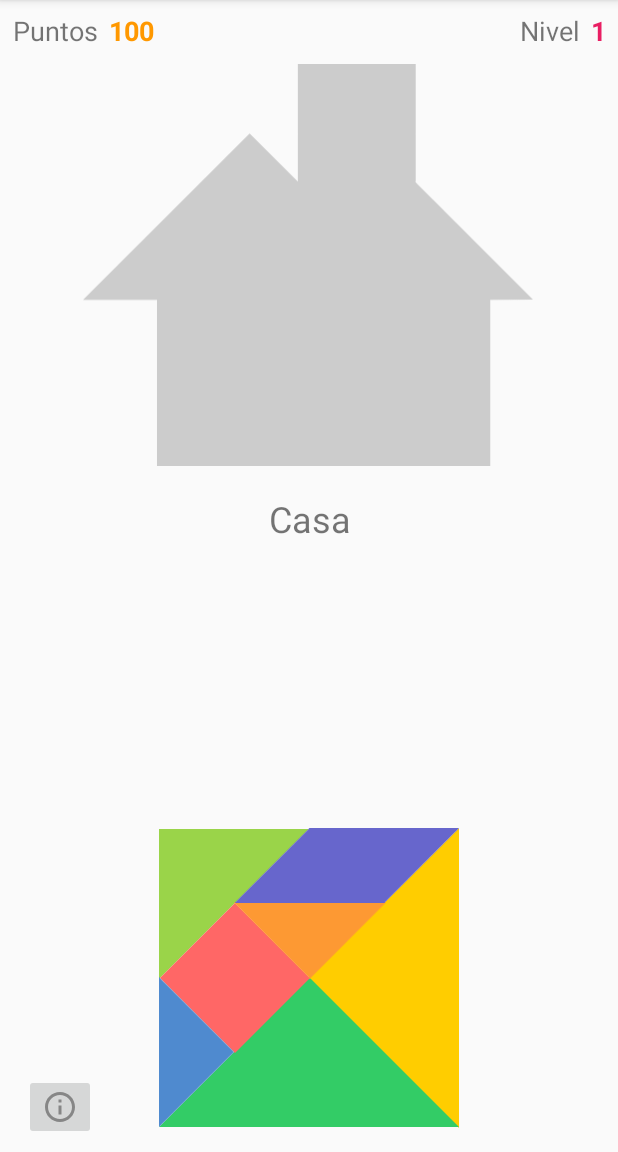
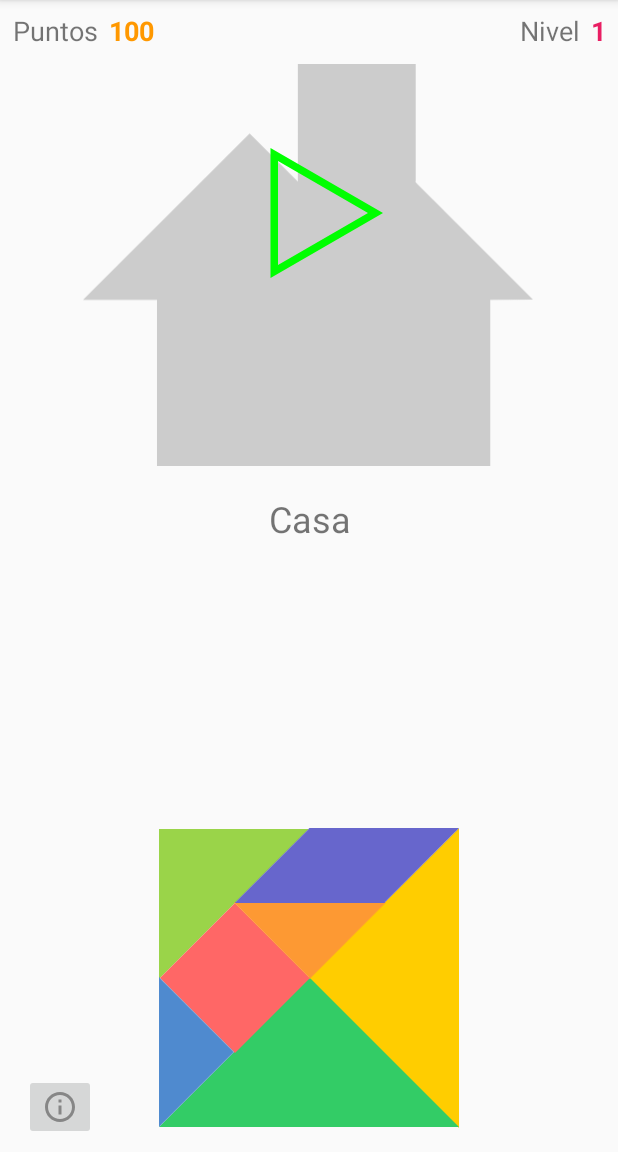
Before and after one commit to cdejuana/Tangram-Game, an Android app: the TangramActivity screen opened directly, with no data from a screen before it, on a phone screen of 412 x 824 dp, the part 84-1236 px from its top. Run offline under Robolectric (Android 15) with nearby library versions, the phone set to English and light mode, and no system bars.

Commit message:
polygonalDrawable

```diff
--- /dev/null
+++ b/app/src/main/java/com/dawmi2/tangramv6/PolygonalDrawable.java
@@ -0,0 +1,82 @@
+package com.dawmi2.tangramv6;
+
+import android.graphics.Canvas;
+import android.graphics.ColorFilter;
+import android.graphics.Paint;
+import android.graphics.Path;
+import android.graphics.Rect;
+import android.graphics.drawable.Drawable;
+
+/**
+ * Originally Created by AnderWeb (Gustavo Claramunt) on 7/10/14.
+ */
+public class PolygonalDrawable extends Drawable {
+
+    private int numberOfSides = 3;
+    private Path polygon = new Path();
+    private Path temporal = new Path();
+    private Paint paint = new Paint(Paint.ANTI_ALIAS_FLAG);
+
+    public PolygonalDrawable(int color, int sides) {
+        paint.setColor(color);
+        polygon.setFillType(Path.FillType.EVEN_ODD);
+        this.numberOfSides = sides;
+    }
+
+    @Override
+    public void draw(Canvas canvas) {
+        canvas.drawPath(polygon, paint);
+    }
+
+    @Override
+    public void setAlpha(int alpha) {
+        paint.setAlpha(alpha);
+    }
+
+    @Override
+    public void setColorFilter(ColorFilter cf) {
+        paint.setColorFilter(cf);
+    }
+
+    @Override
+    public int getOpacity() {
+        return paint.getAlpha();
+    }
+
+    @Override
+    protected void onBoundsChange(Rect bounds) {
+        super.onBoundsChange(bounds);
+        computeHex(bounds);
+        invalidateSelf();
+    }
+
+    public void computeHex(Rect bounds) {
+
+        final int width = bounds.width();
+        final int height = bounds.height();
+        final int size = Math.min(width, height);
+        final int centerX = bounds.left + (width / 2);
+        final int centerY = bounds.top + (height / 2);
+
+        polygon.reset();
+        polygon.addPath(createHexagon(size, centerX, centerY));
+        polygon.addPath(createHexagon((int) (size * .8f), centerX, centerY));
+    }
+
+    private Path createHexagon(int size, int centerX, int centerY) {
+        final float section = (float) (2.0 * Math.PI / numberOfSides);
+        int radius = size / 2;
+        Path polygonPath = temporal;
+        polygonPath.reset();
+        polygonPath.moveTo((centerX + radius * (float)Math.cos(0)), (centerY + radius
+                * (float)Math.sin(0)));
+
+        for (int i = 1; i < numberOfSides; i++) {
+            polygonPath.lineTo((centerX + radius * (float)Math.cos(section * i)),
+                    (centerY + radius * (float)Math.sin(section * i)));
+        }
+
+        polygonPath.close();
+        return polygonPath;
+    }
+}
--- a/app/src/main/java/com/dawmi2/tangramv6/TangramActivity.java
+++ b/app/src/main/java/com/dawmi2/tangramv6/TangramActivity.java
@@ -23,6 +23,8 @@ import android.widget.Toast;
 import java.util.ArrayList;
 
 public class TangramActivity extends AppCompatActivity {
+    //prueba poligono
+    private ImageView poligono;
 
     // botones y textos
     private ImageButton ib_info;
@@ -62,6 +64,10 @@ public class TangramActivity extends AppCompatActivity {
     protected void onCreate(Bundle savedInstanceState) {
         super.onCreate(savedInstanceState);
         setContentView(R.layout.activity_tangram);
+
+        //prueba poligono
+        ((ImageView) findViewById(R.id.triangle))
+                .setBackgroundDrawable(new PolygonalDrawable(Color.GREEN, 3));
 
         // incializamos contadores
         indiceFiguras = 0;
--- a/app/src/main/res/layout/activity_tangram.xml
+++ b/app/src/main/res/layout/activity_tangram.xml
@@ -347,4 +347,14 @@
         app:layout_constraintStart_toStartOf="parent"
         app:layout_constraintTop_toBottomOf="@+id/iv_figura_colores" />
 
+    <ImageView
+        android:id="@+id/triangle"
+        android:layout_width="100dp"
+        android:layout_height="100dp"
+        android:layout_marginTop="92dp"
+        app:layout_constraintEnd_toEndOf="parent"
+        app:layout_constraintHorizontal_bias="0.498"
+        app:layout_constraintStart_toStartOf="parent"
+        app:layout_constraintTop_toTopOf="parent" />
+
 </androidx.constraintlayout.widget.ConstraintLayout>
```
Also changed, not shown: 1 other file.
